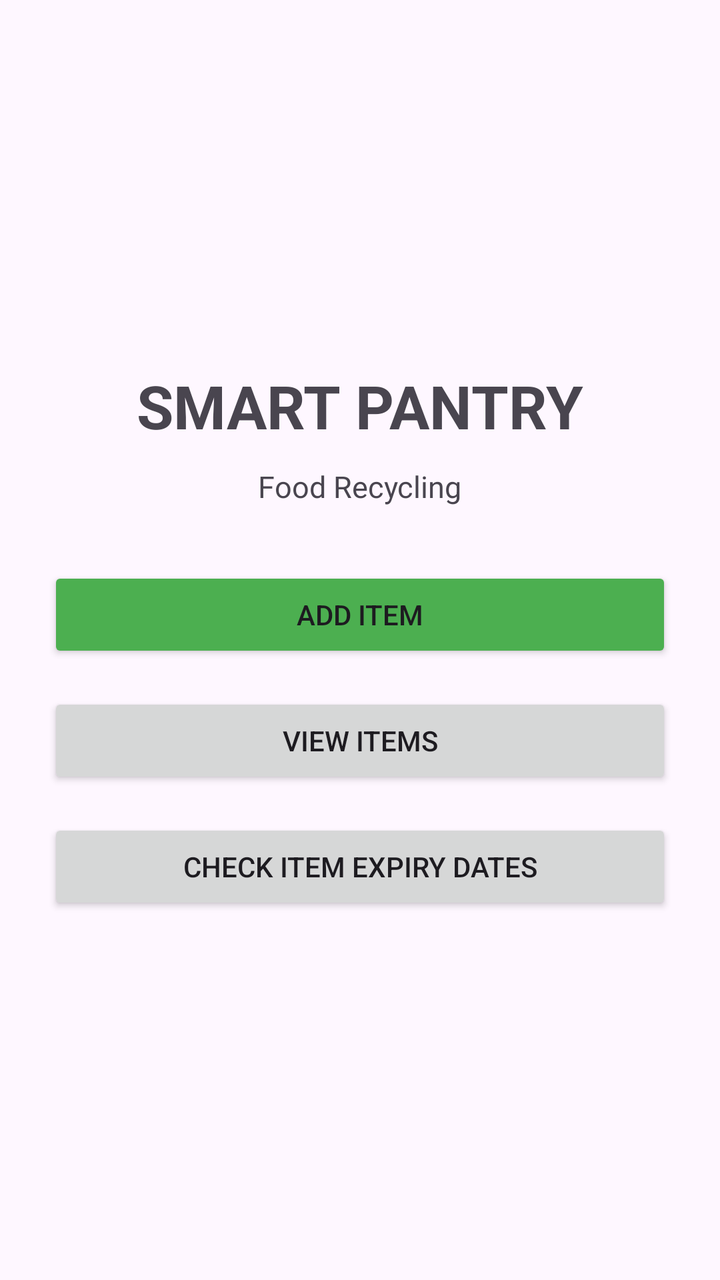
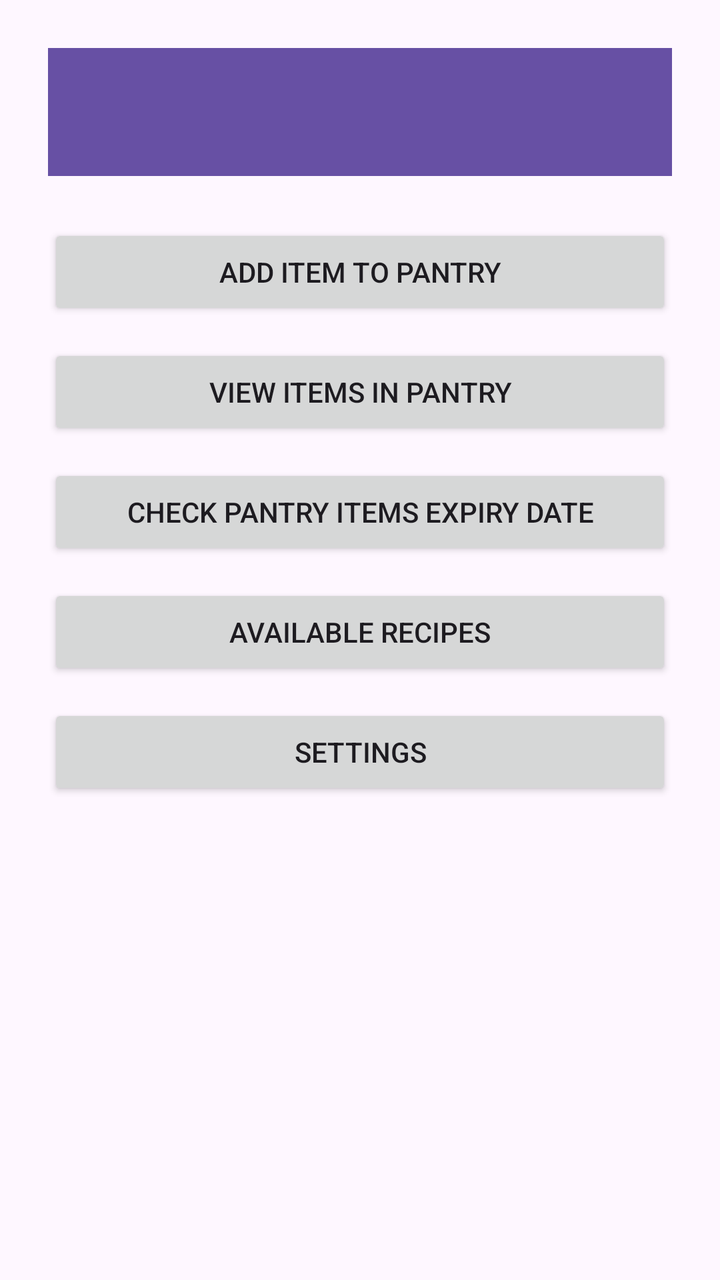

Screens rendered from an Android XML layout before and after an edit, with the pre-edit source and the edit as a unified diff.
<!-- AndroidManifest.xml: application theme Theme.SmartPantry -->
<!-- res/layout/activity_main.xml -->
<?xml version="1.0" encoding="utf-8"?>
<LinearLayout xmlns:android="http://schemas.android.com/apk/res/android"
    android:layout_width="match_parent"
    android:layout_height="match_parent"
    android:orientation="vertical"
    android:gravity="center"
    android:padding="24dp">

    <TextView
        android:layout_width="wrap_content"
        android:layout_height="wrap_content"
        android:text="SMART PANTRY"
        android:textSize="30sp"
        android:textStyle="bold"
        android:layout_marginBottom="10dp" />

    <TextView
        android:layout_width="wrap_content"
        android:layout_height="wrap_content"
        android:text="Food Recycling"
        android:textSize="15dp"
        android:layout_marginBottom="30dp" />

    <Button
        android:id="@+id/btnAddItem"
        android:layout_width="match_parent"
        android:layout_height="wrap_content"
        android:text="Add Item"
        android:layout_marginBottom="15dp"
        android:backgroundTint="#4CAF50"/>

    <Button
        android:id="@+id/btnViewItems"
        android:layout_width="match_parent"
        android:layout_height="wrap_content"
        android:text="View Items"
        android:layout_marginBottom="15dp" />

    <Button
        android:id="@+id/btnExpiry"
        android:layout_width="match_parent"
        android:layout_height="wrap_content"
        android:text="Check Item Expiry Dates" />

</LinearLayout>
<!-- resources referenced by this layout -->
<resources>
  <style name="Theme.SmartPantry" parent="Base.Theme.SmartPantry" />
  <style name="Base.Theme.SmartPantry" parent="Theme.Material3.DayNight.NoActionBar">
          
          
      </style>
</resources>

<!-- the commit's change to res/layout/activity_main.xml (unified diff, before → after) -->
@@ -3,43 +3,55 @@
     android:layout_width="match_parent"
     android:layout_height="match_parent"
     android:orientation="vertical"
-    android:gravity="center"
     android:padding="24dp">
 
-    <TextView
-        android:layout_width="wrap_content"
-        android:layout_height="wrap_content"
-        android:text="SMART PANTRY"
-        android:textSize="30sp"
-        android:textStyle="bold"
-        android:layout_marginBottom="10dp" />
+    
+    <androidx.appcompat.widget.Toolbar
+        android:id="@+id/mainToolbar"
+        android:layout_width="match_parent"
+        android:layout_height="?attr/actionBarSize"
+        android:background="?attr/colorPrimary"
+        android:title="Smart Pantry"
+        android:titleTextColor="@android:color/white"
+        android:layout_marginBottom="24dp" />
 
-    <TextView
-        android:layout_width="wrap_content"
-        android:layout_height="wrap_content"
-        android:text="Food Recycling"
-        android:textSize="15dp"
-        android:layout_marginBottom="30dp" />
-
+    
     <Button
         android:id="@+id/btnAddItem"
         android:layout_width="match_parent"
         android:layout_height="wrap_content"
-        android:text="Add Item"
-        android:layout_marginBottom="15dp"
-        android:backgroundTint="#4CAF50"/>
+        android:text="Add item to pantry"
+        android:layout_marginBottom="12dp" />
 
+    
     <Button
         android:id="@+id/btnViewItems"
         android:layout_width="match_parent"
         android:layout_height="wrap_content"
-        android:text="View Items"
-        android:layout_marginBottom="15dp" />
+        android:text="View items in pantry"
+        android:layout_marginBottom="12dp" />
 
+    
     <Button
         android:id="@+id/btnExpiry"
         android:layout_width="match_parent"
         android:layout_height="wrap_content"
-        android:text="Check Item Expiry Dates" />
+        android:text="Check pantry items expiry date"
+        android:layout_marginBottom="12dp" />
+
+    
+    <Button
+        android:id="@+id/btnSuggestedRecipes"
+        android:layout_width="match_parent"
+        android:layout_height="wrap_content"
+        android:text="Available recipes"
+        android:layout_marginBottom="12dp" />
+
+    
+    <Button
+        android:id="@+id/btnSettings"
+        android:layout_width="match_parent"
+        android:layout_height="wrap_content"
+        android:text="Settings" />
 
 </LinearLayout>
